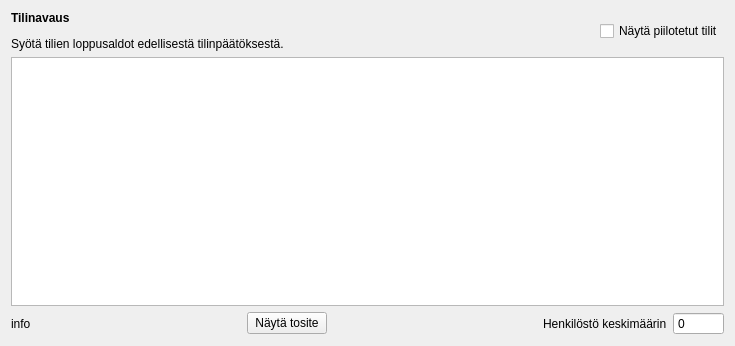
Qt form kitupiikki/maaritys/tilinavaus.ui (artoh/kitupiikki) before a commit.
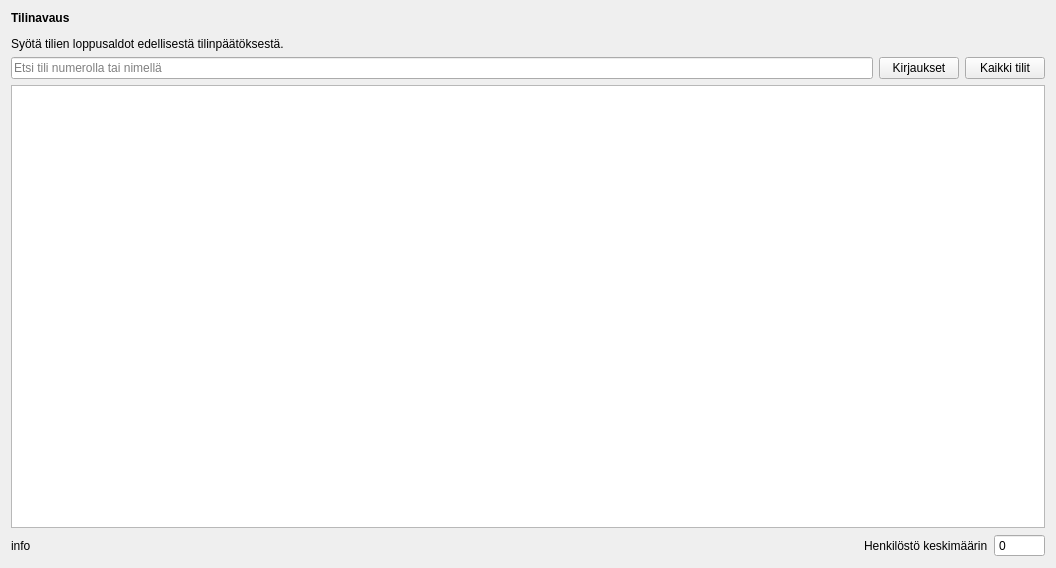
The same form after that commit. Icons and pictures are not drawn.

What changed in the file:
```diff
--- a/kitupiikki/maaritys/tilinavaus.ui
+++ b/kitupiikki/maaritys/tilinavaus.ui
@@ -6,40 +6,55 @@
    <rect>
     <x>0</x>
     <y>0</y>
-    <width>735</width>
-    <height>346</height>
+    <width>1056</width>
+    <height>568</height>
    </rect>
   </property>
   <property name="windowTitle">
    <string>Form</string>
   </property>
   <layout class="QVBoxLayout" name="verticalLayout">
+   <item>
+    <widget class="QLabel" name="label">
+     <property name="text">
+      <string>&lt;html&gt;&lt;head/&gt;&lt;body&gt;&lt;p&gt;&lt;span style=&quot; font-weight:600;&quot;&gt;Tilinavaus&lt;/span&gt;&lt;/p&gt;&lt;p&gt;Syötä tilien loppusaldot edellisestä tilinpäätöksestä.&lt;/p&gt;&lt;/body&gt;&lt;/html&gt;</string>
+     </property>
+    </widget>
+   </item>
    <item>
     <layout class="QHBoxLayout" name="horizontalLayout_2">
      <item>
-      <widget class="QLabel" name="label">
-       <property name="text">
-        <string>&lt;html&gt;&lt;head/&gt;&lt;body&gt;&lt;p&gt;&lt;span style=&quot; font-weight:600;&quot;&gt;Tilinavaus&lt;/span&gt;&lt;/p&gt;&lt;p&gt;Syötä tilien loppusaldot edellisestä tilinpäätöksestä.&lt;/p&gt;&lt;/body&gt;&lt;/html&gt;</string>
+      <widget class="QLineEdit" name="etsiEdit">
+       <property name="placeholderText">
+        <string>Etsi tili numerolla tai nimellä</string>
        </property>
       </widget>
      </item>
      <item>
-      <spacer name="horizontalSpacer_3">
-       <property name="orientation">
-        <enum>Qt::Horizontal</enum>
+      <widget class="QPushButton" name="kirjauksetNappi">
+       <property name="text">
+        <string>Kirjaukset</string>
        </property>
-       <property name="sizeHint" stdset="0">
-        <size>
-         <width>40</width>
-         <height>20</height>
-        </size>
+       <property name="icon">
+        <iconset resource="../pic/pic.qrc">
+         <normaloff>:/pic/euro.png</normaloff>:/pic/euro.png</iconset>
        </property>
-      </spacer>
+       <property name="checkable">
+        <bool>true</bool>
+       </property>
+      </widget>
      </item>
      <item>
-      <widget class="QCheckBox" name="piiloCheck">
+      <widget class="QPushButton" name="kaikkiNappi">
        <property name="text">
-        <string>Näytä piilotetut tilit</string>
+        <string>Kaikki tilit</string>
+       </property>
+       <property name="icon">
+        <iconset resource="../pic/pic.qrc">
+         <normaloff>:/pic/kaikkitilit.png</normaloff>:/pic/kaikkitilit.png</iconset>
+       </property>
+       <property name="checkable">
+        <bool>true</bool>
        </property>
       </widget>
      </item>
@@ -57,7 +72,7 @@
       <enum>QAbstractItemView::NoSelection</enum>
      </property>
      <attribute name="horizontalHeaderStretchLastSection">
-      <bool>true</bool>
+      <bool>false</bool>
      </attribute>
     </widget>
    </item>
@@ -84,13 +99,18 @@
       </spacer>
      </item>
      <item>
-      <widget class="QPushButton" name="tositeNappi">
+      <widget class="QLabel" name="poikkeusLabel">
+       <property name="font">
+        <font>
+         <weight>75</weight>
+         <bold>true</bold>
+        </font>
+       </property>
+       <property name="styleSheet">
+        <string notr="true">color: red;</string>
+       </property>
        <property name="text">
-        <string>Näytä tosite</string>
-       </property>
-       <property name="icon">
-        <iconset resource="../pic/pic.qrc">
-         <normaloff>:/pic/tekstisivu.png</normaloff>:/pic/tekstisivu.png</iconset>
+        <string> </string>
        </property>
       </widget>
      </item>
```
